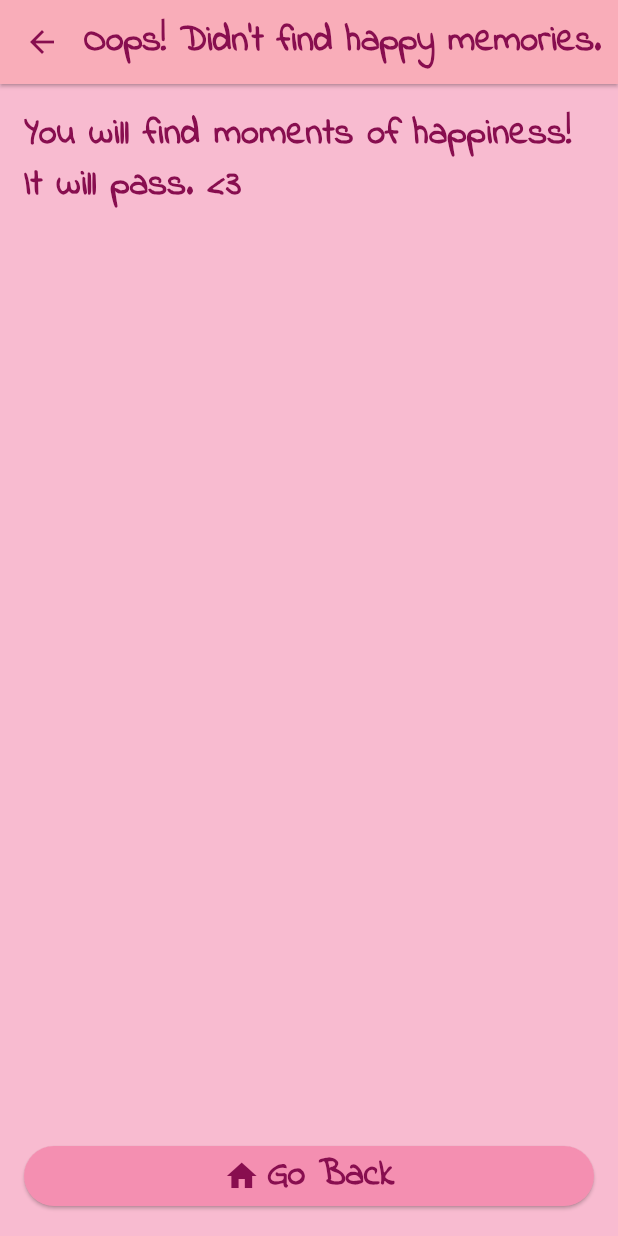
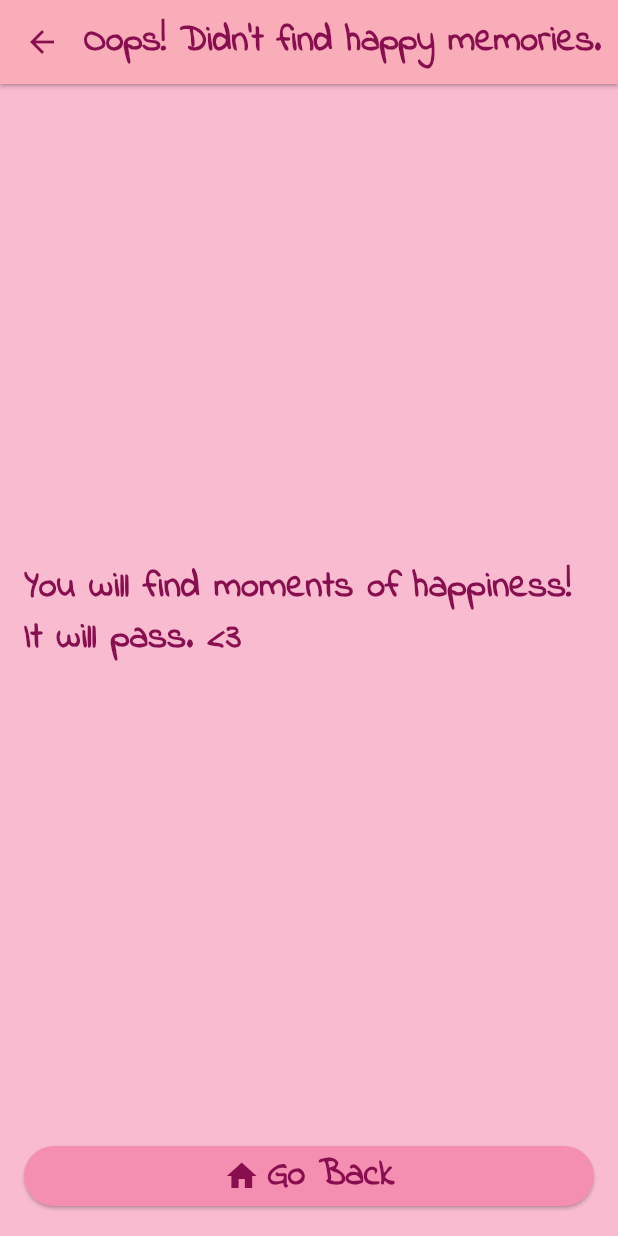
Before and after one commit to miracleanupam/ADiary, a Flutter app: the DisplayEntry screen opened directly, on a phone screen of 412 x 824 dp. Run offline on Flutter 3.47's test engine with Material 3 defaults, Android fonts, the light colour scheme and no system bars; our stand-ins replace file_picker, flutter_secure_storage, local_auth, permission_handler, sqflite_sqlcipher; accounts and stored records are empty.

Commit message:
Release 1.0.0

```diff
--- a/lib/screens/display_entry.dart
+++ b/lib/screens/display_entry.dart
@@ -117,12 +117,14 @@ class _DisplayEntryState extends State<DisplayEntry> {
           crossAxisAlignment: CrossAxisAlignment.start,
           children: [
             Expanded(
+              child: Center(
                 child: Text(
                   'You will find moments of happiness! It will pass. <3',
                   style: TextStyle(
                       fontSize: 24,
                       fontWeight: FontWeight.bold,
                       color: Colors.pink.shade900),
+                ),
               ),
             ),
             SizedBox(height: 16),
--- a/lib/screens/drawer.dart
+++ b/lib/screens/drawer.dart
@@ -50,6 +50,7 @@ class _ADrawerState extends State<ADrawer> {
             Navigator.pop(context);
           },
         ),
+        Divider(),
         ListTile(
           leading: Icon(Icons.download),
           title: Text(
```
Also changed, not shown: lib/constants.dart (+19 -0 lines), assets/images/background.jpg (added), 7 other files. Lines whose indentation alone changed are shown as unchanged.
